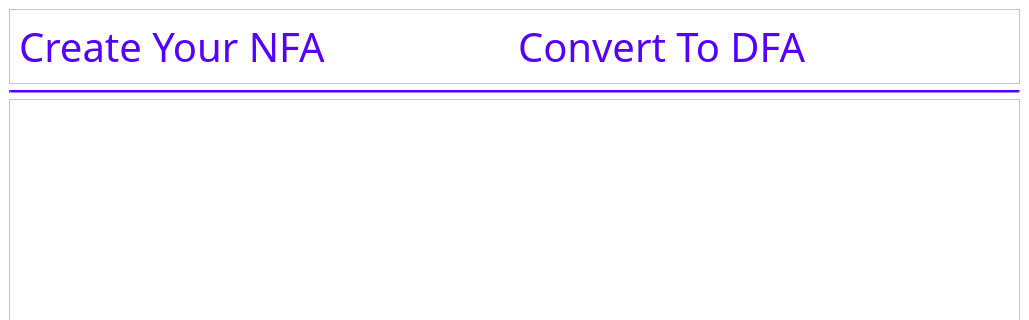
This is edited_NFA_to_DFA.ui in Adham-Abdelmaksoud/Automata-Project as Qt 5 draws it before an edit; both pictures show x 0 to 1029 and y 0 to 320 of the 1029 by 919 pixel window. The edited form follows.
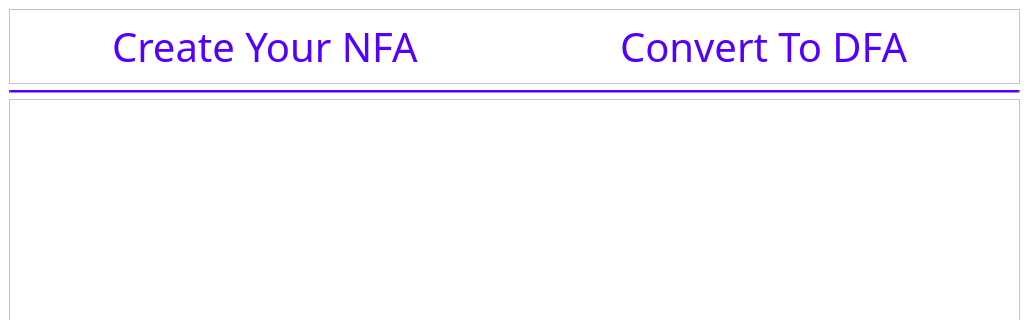
This is the edited form.

What changed in the file:
```diff
--- a/edited_NFA_to_DFA.ui
+++ b/edited_NFA_to_DFA.ui
@@ -33,8 +33,8 @@
        <enum>QFrame::Raised</enum>
       </property>
       <layout class="QHBoxLayout" name="horizontalLayout">
-       <item>
-        <widget class="QLabel" name="label_6">
+       <item alignment="Qt::AlignHCenter">
+        <widget class="QLabel" name="label_6" >
          <property name="maximumSize">
           <size>
            <width>16777215</width>
@@ -61,8 +61,8 @@
          </property>
         </widget>
        </item>
-       <item>
-        <widget class="QLabel" name="label_7">
+       <item  alignment="Qt::AlignHCenter"> 
+        <widget class="QLabel" name="label_7" >
          <property name="maximumSize">
           <size>
            <width>16777215</width>
```
